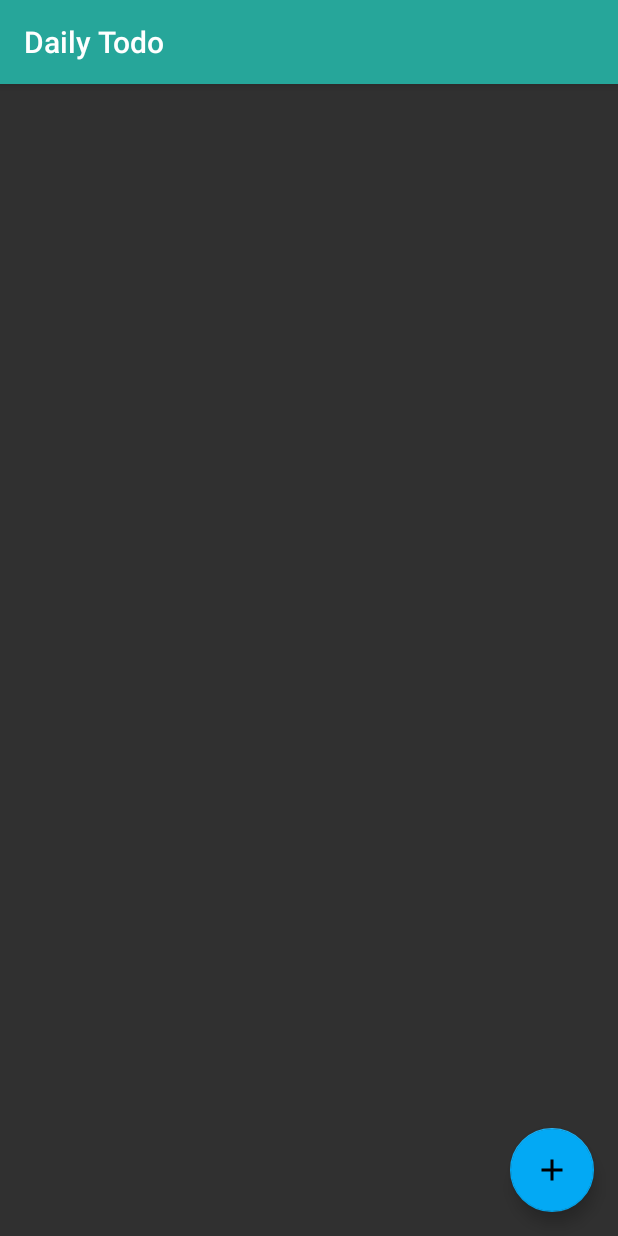
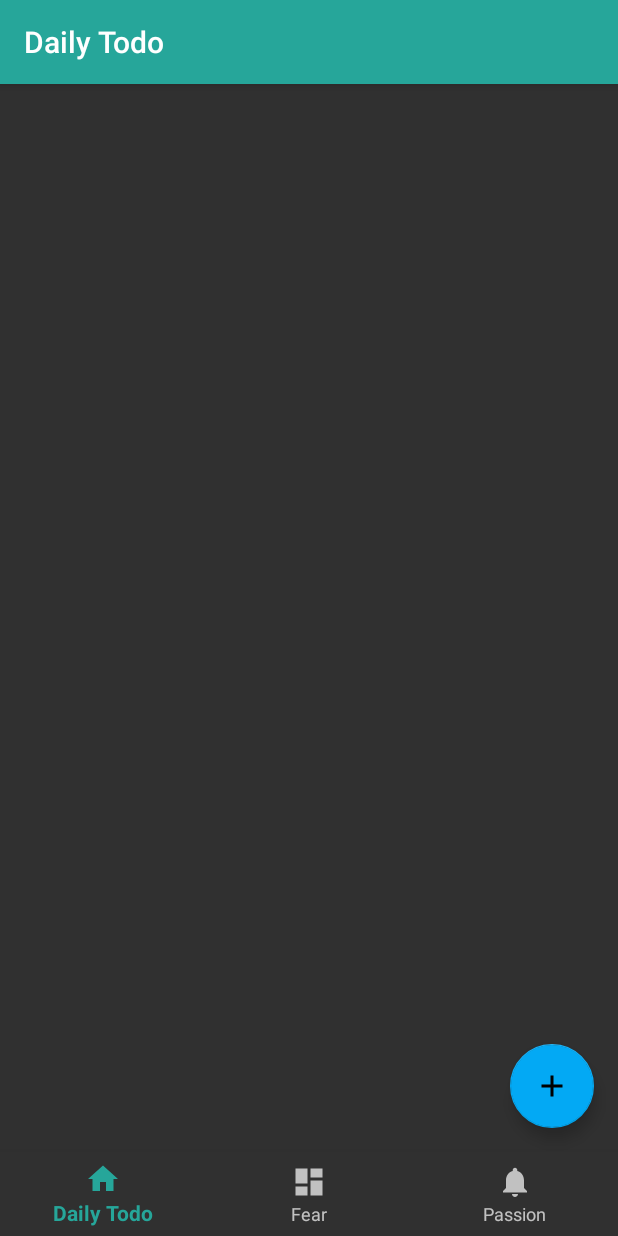
Before and after one commit to marcjulian/dailylist, an Android app: the screen it shows after launch (DailyTodoActivity), on a phone screen of 412 x 824 dp. Run offline under Robolectric (Android 15) with nearby library versions, the phone set to English and light mode, and no system bars; our stand-ins replace Dagger/Hilt's generated code, Timber; 2 statements that could not run were skipped.

Commit message:
show bottom nav
* use fear and passion terms

```diff
--- a/app/src/main/java/de/squiray/dailytodo/domain/entity/TodoType.kt
+++ b/app/src/main/java/de/squiray/dailytodo/domain/entity/TodoType.kt
@@ -1,9 +1,11 @@
 package de.squiray.dailytodo.domain.entity
 
-enum class TodoType(val type: String) {
-    DAILY_TO_DO("Daily Todo"),
+import de.squiray.dailytodo.R
 
-    NOT_TO_DO("Not Todo"),
+enum class TodoType(val type: Int) {
+    DAILY_TO_DO(R.string.nav_title_daily_todo),
 
-    TO_DO("Todo")
+    FEAR(R.string.nav_title_fear),
+
+    PASSION(R.string.nav_title_passion)
 }
--- a/app/src/main/java/de/squiray/dailytodo/presentation/ui/activity/BaseActivity.kt
+++ b/app/src/main/java/de/squiray/dailytodo/presentation/ui/activity/BaseActivity.kt
@@ -33,9 +33,9 @@ abstract class BaseActivity : AppCompatActivity(), HasFragmentInjector {
         }
     }
 
-    protected fun addFragment(containerView: Int, fragment: Fragment) {
+    protected fun replaceFragment(containerView: Int, fragment: Fragment) {
         val fragmentTransaction = fragmentManager.beginTransaction()
-        fragmentTransaction.add(containerView, fragment)
+        fragmentTransaction.replace(containerView, fragment)
         fragmentTransaction.commit()
     }
 
--- a/app/src/main/java/de/squiray/dailytodo/presentation/ui/activity/DailyTodoActivity.kt
+++ b/app/src/main/java/de/squiray/dailytodo/presentation/ui/activity/DailyTodoActivity.kt
@@ -6,6 +6,7 @@ import de.squiray.dailytodo.domain.entity.TodoType
 import de.squiray.dailytodo.presentation.ui.fragment.DailyTodoFragment
 import de.squiray.dailytodo.util.annotation.Activity
 import kotlinx.android.synthetic.main.layout_toolbar.*
+import kotlinx.android.synthetic.main.layout_bottom_nav.*
 
 @Activity(layout = R.layout.activity_daily_todo)
 class DailyTodoActivity : BaseActivity() {
@@ -13,7 +14,7 @@ class DailyTodoActivity : BaseActivity() {
     override fun setupView() {
         setupToolbar()
         showDailyTodoFragmentFor(TodoType.DAILY_TO_DO)
-        //navigation.setOnNavigationItemSelectedListener(mOnNavigationItemSelectedListener)
+        navigation.setOnNavigationItemSelectedListener(mOnNavigationItemSelectedListener)
     }
 
     private fun setupToolbar() {
@@ -21,7 +22,7 @@ class DailyTodoActivity : BaseActivity() {
     }
 
     private fun showDailyTodoFragmentFor(todoType: TodoType) {
-        addFragment(R.id.fragmentContainer, DailyTodoFragment.newInstance(todoType))
+        replaceFragment(R.id.fragmentContainer, DailyTodoFragment.newInstance(todoType))
     }
 
     private val mOnNavigationItemSelectedListener = BottomNavigationView.OnNavigationItemSelectedListener { item ->
@@ -30,12 +31,12 @@ class DailyTodoActivity : BaseActivity() {
                 showDailyTodoFragmentFor(TodoType.DAILY_TO_DO)
                 return@OnNavigationItemSelectedListener true
             }
-            R.id.navigation_not_todo -> {
-                showDailyTodoFragmentFor(TodoType.NOT_TO_DO)
+            R.id.navigation_fear -> {
+                showDailyTodoFragmentFor(TodoType.FEAR)
                 return@OnNavigationItemSelectedListener true
             }
-            R.id.navigation_todo -> {
-                showDailyTodoFragmentFor(TodoType.TO_DO)
+            R.id.navigation_passion -> {
+                showDailyTodoFragmentFor(TodoType.PASSION)
                 return@OnNavigationItemSelectedListener true
             }
         }
--- a/app/src/main/java/de/squiray/dailytodo/presentation/ui/fragment/DailyTodoFragment.kt
+++ b/app/src/main/java/de/squiray/dailytodo/presentation/ui/fragment/DailyTodoFragment.kt
@@ -24,7 +24,7 @@ class DailyTodoFragment : BaseFragment() {
     }
 
     private fun setupToolbar() {
-        activity.title = todoType.type
+        activity.title = getString(todoType.type)
     }
 
     private val addNewTodoClickListener = View.OnClickListener { view ->
--- a/app/src/main/res/layout/activity_daily_todo.xml
+++ b/app/src/main/res/layout/activity_daily_todo.xml
@@ -14,26 +14,22 @@
 
     </android.support.design.widget.AppBarLayout>
 
-    <FrameLayout
-        android:id="@+id/fragmentContainer"
-        android:layout_width="match_parent"
-        android:layout_height="match_parent"
-        app:layout_behavior="@string/appbar_scrolling_view_behavior"
-        app:layout_constraintBottom_toTopOf="@+id/navigation"/>
-
-    <!--
-    <android.support.constraint.ConstraintLayout
-        xmlns:android="http://schemas.android.com/apk/res/android"
-        xmlns:app="http://schemas.android.com/apk/res-auto"
-        android:id="@+id/container"
+    <RelativeLayout
         android:layout_width="match_parent"
         android:layout_height="match_parent">
+
+        <FrameLayout
+            android:id="@+id/fragmentContainer"
+            android:layout_width="match_parent"
+            android:layout_height="match_parent"
+            android:layout_above="@+id/navigation"
+            app:layout_behavior="@string/appbar_scrolling_view_behavior"/>
+
 
         <include
             android:id="@+id/navigation"
             layout="@layout/layout_bottom_nav"/>
+    </RelativeLayout>
 
-    </android.support.constraint.ConstraintLayout>
 
--->
 </android.support.design.widget.CoordinatorLayout>
--- a/app/src/main/res/layout/layout_bottom_nav.xml
+++ b/app/src/main/res/layout/layout_bottom_nav.xml
@@ -3,12 +3,8 @@
     xmlns:android="http://schemas.android.com/apk/res/android"
     xmlns:app="http://schemas.android.com/apk/res-auto"
     android:id="@+id/navigation"
-    android:layout_width="0dp"
+    android:layout_width="wrap_content"
     android:layout_height="wrap_content"
-    android:layout_marginEnd="0dp"
-    android:layout_marginStart="0dp"
+    android:layout_alignParentBottom="true"
     android:background="?android:attr/windowBackground"
-    app:layout_constraintBottom_toBottomOf="parent"
-    app:layout_constraintLeft_toLeftOf="parent"
-    app:layout_constraintRight_toRightOf="parent"
     app:menu="@menu/navigation"/>
--- a/app/src/main/res/menu/navigation.xml
+++ b/app/src/main/res/menu/navigation.xml
@@ -4,16 +4,16 @@
     <item
         android:id="@+id/navigation_daily_todo"
         android:icon="@drawable/ic_home_black_24dp"
-        android:title="@string/title_daily_todo"/>
+        android:title="@string/nav_title_daily_todo"/>
 
     <item
-        android:id="@+id/navigation_not_todo"
+        android:id="@+id/navigation_fear"
         android:icon="@drawable/ic_dashboard_black_24dp"
-        android:title="@string/title_not_todo"/>
+        android:title="@string/nav_title_fear"/>
 
     <item
-        android:id="@+id/navigation_todo"
+        android:id="@+id/navigation_passion"
         android:icon="@drawable/ic_notifications_black_24dp"
-        android:title="@string/title_todo"/>
+        android:title="@string/nav_title_passion"/>
 
 </menu>
--- a/app/src/main/res/values/strings.xml
+++ b/app/src/main/res/values/strings.xml
@@ -1,6 +1,7 @@
 <resources>
-    <string name="app_name">DailyTodo</string>
-    <string name="title_daily_todo">Daily Todo</string>
-    <string name="title_not_todo">Not Todo</string>
-    <string name="title_todo">Todo</string>
+    <string name="app_name">DoIt</string>
+
+    <string name="nav_title_daily_todo">Daily Todo</string>
+    <string name="nav_title_fear">Fear</string>
+    <string name="nav_title_passion">Passion</string>
 </resources>
```
